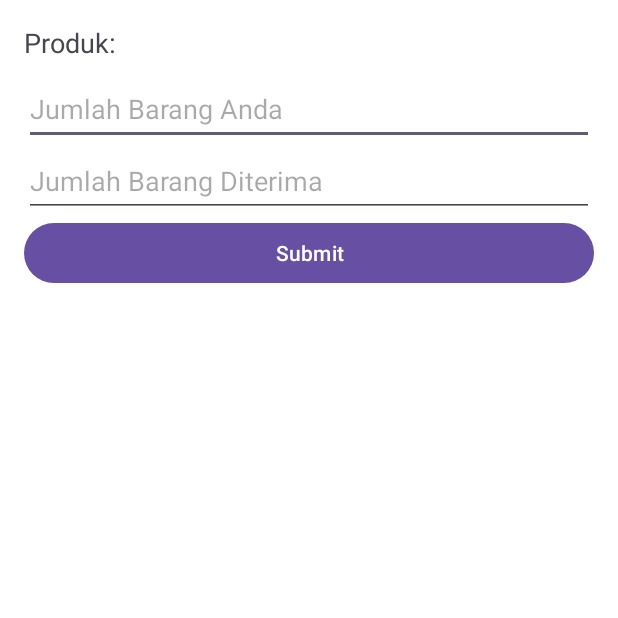
After one commit to VerlyTan11/Bartems, an Android app: the JumlahBarangActivity screen opened directly, with no data from a screen before it, on a phone screen of 412 x 824 dp, the top half of it. The commit adds this screen. Run offline under Robolectric (Android 15) with nearby library versions, the phone set to English and light mode, and no system bars.

Commit message:
nambah input jumlah

```diff
--- a/app/src/main/AndroidManifest.xml
+++ b/app/src/main/AndroidManifest.xml
@@ -76,7 +76,7 @@
         <activity android:name=".RegisterActivity" android:exported="true" />
         <activity android:name=".StartChatActivity" android:exported="true" />
         <activity android:name=".HistoryActivity" android:exported="true" />
-        <activity android:name=".NotificationsActivity" android:exported="true" />
+        <activity android:name=".JumlahBarangActivity" android:exported="true" />
 
     </application>
 
--- /dev/null
+++ b/app/src/main/java/com/example/bartems/JumlahBarangActivity.kt
@@ -0,0 +1,69 @@
+package com.example.bartems
+
+import android.content.Intent
+import android.os.Bundle
+import android.util.Log
+import android.widget.Button
+import android.widget.EditText
+import android.widget.TextView
+import android.widget.Toast
+import androidx.appcompat.app.AppCompatActivity
+
+class JumlahBarangActivity : AppCompatActivity() {
+
+    private lateinit var productName: TextView
+    private lateinit var inputQuantityOwn: EditText
+    private lateinit var inputQuantityOther: EditText
+    private lateinit var btnSubmit: Button
+
+    override fun onCreate(savedInstanceState: Bundle?) {
+        super.onCreate(savedInstanceState)
+        setContentView(R.layout.jumlah_barang)
+
+        productName = findViewById(R.id.text_selected_product_name)
+        inputQuantityOwn = findViewById(R.id.input_quantity_own)
+        inputQuantityOther = findViewById(R.id.input_quantity_other)
+        btnSubmit = findViewById(R.id.btn_submit_quantity)
+
+        val selectedProductId = intent.getStringExtra("SELECTED_PRODUCT_ID") ?: ""
+        val selectedProductName = intent.getStringExtra("SELECTED_PRODUCT_NAME") ?: ""
+        val barterProductId = intent.getStringExtra("BARTER_PRODUCT_ID") ?: ""
+        val barterProductName = intent.getStringExtra("BARTER_PRODUCT_NAME") ?: ""
+
+        productName.text = "Produk: $selectedProductName"
+
+        btnSubmit.setOnClickListener {
+            val ownQuantity = inputQuantityOwn.text.toString().toIntOrNull()
+            val otherQuantity = inputQuantityOther.text.toString().toIntOrNull()
+
+            if (ownQuantity == null || otherQuantity == null) {
+                Toast.makeText(this, "Masukkan jumlah valid!", Toast.LENGTH_SHORT).show()
+                return@setOnClickListener
+            }
+
+            if (ownQuantity < 0 || otherQuantity < 0) {
+                Toast.makeText(this, "Jumlah tidak boleh negatif!", Toast.LENGTH_SHORT).show()
+                return@setOnClickListener
+            }
+
+            // Contoh validasi stok (dummy, sesuaikan dengan implementasi backend)
+            val ownStock = 10 // Misalnya dari database
+            val otherStock = 5 // Misalnya dari database
+
+            if (ownQuantity > ownStock || otherQuantity > otherStock) {
+                Toast.makeText(this, "Jumlah melebihi stok tersedia!", Toast.LENGTH_SHORT).show()
+                return@setOnClickListener
+            }
+
+            val intent = Intent(this, BarterActivity::class.java).apply {
+                putExtra("BARTER_PRODUCT_ID", barterProductId)
+                putExtra("BARTER_PRODUCT_NAME", barterProductName)
+                putExtra("SELECTED_PRODUCT_ID", selectedProductId)
+                putExtra("SELECTED_PRODUCT_NAME", selectedProductName)
+                putExtra("OWN_QUANTITY", ownQuantity)
+                putExtra("OTHER_QUANTITY", otherQuantity)
+            }
+            startActivity(intent)
+        }
+    }
+}
--- a/app/src/main/java/com/example/bartems/Product.kt
+++ b/app/src/main/java/com/example/bartems/Product.kt
@@ -7,7 +7,7 @@ data class Product(
     val nama_produk: String = "",
     val catatan: String = "",
     val berat: String = "",
-    val jumlah: String = "",
+    val jumlah: Int = 0,
     val alamat: String = "",
     val kode_pos: String = "",
     val no_rumah: String? = null,
--- /dev/null
+++ b/app/src/main/res/layout/jumlah_barang.xml
@@ -0,0 +1,38 @@
+<?xml version="1.0" encoding="utf-8"?>
+<LinearLayout
+    xmlns:android="http://schemas.android.com/apk/res/android"
+    android:layout_width="match_parent"
+    android:layout_height="match_parent"
+    android:orientation="vertical"
+    android:padding="16dp">
+
+    <TextView
+        android:id="@+id/text_selected_product_name"
+        android:layout_width="wrap_content"
+        android:layout_height="wrap_content"
+        android:text="Nama Produk"
+        android:textSize="18sp"
+        android:layout_marginBottom="8dp"/>
+
+    <EditText
+        android:id="@+id/input_quantity_own"
+        android:layout_width="match_parent"
+        android:layout_height="wrap_content"
+        android:hint="Jumlah Barang Anda"
+        android:inputType="number"
+        android:minHeight="48dp" />
+
+    <EditText
+        android:id="@+id/input_quantity_other"
+        android:layout_width="match_parent"
+        android:layout_height="wrap_content"
+        android:hint="Jumlah Barang Diterima"
+        android:inputType="number"
+        android:minHeight="48dp" />
+
+    <Button
+        android:id="@+id/btn_submit_quantity"
+        android:layout_width="match_parent"
+        android:layout_height="wrap_content"
+        android:text="Submit"/>
+</LinearLayout>
```
Also changed, not shown: app/src/main/java/com/example/bartems/PilihBarangActivity.kt (+3 -9 lines).
